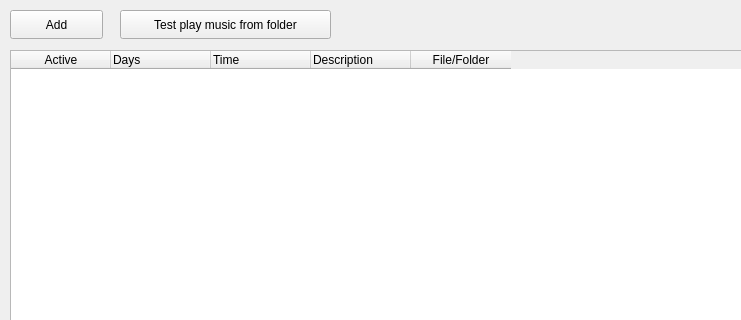
This is mainwindow.ui in raaleksandr/SchoolBellWithMusic as Qt 5 draws it before an edit; both pictures show x 0 to 741 and y 0 to 320 of the 839 by 620 pixel window. The edited form follows.
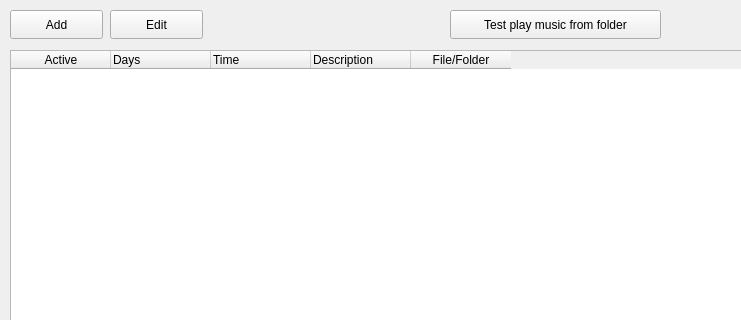
This is the edited form.

Commit message: Started to create 'Edit' function but not finished

Diff of the .ui file:
```diff
--- a/mainwindow.ui
+++ b/mainwindow.ui
@@ -80,7 +80,7 @@
    <widget class="QPushButton" name="testPlayMusicFolderPushButton">
     <property name="geometry">
      <rect>
-      <x>120</x>
+      <x>450</x>
       <y>10</y>
       <width>211</width>
       <height>29</height>
@@ -90,6 +90,19 @@
      <string>Test play music from folder</string>
     </property>
    </widget>
+   <widget class="QPushButton" name="editPushButton">
+    <property name="geometry">
+     <rect>
+      <x>110</x>
+      <y>10</y>
+      <width>93</width>
+      <height>29</height>
+     </rect>
+    </property>
+    <property name="text">
+     <string>Edit</string>
+    </property>
+   </widget>
   </widget>
   <widget class="QMenuBar" name="menubar">
    <property name="geometry">
```
The commit also changes 4 other files.
